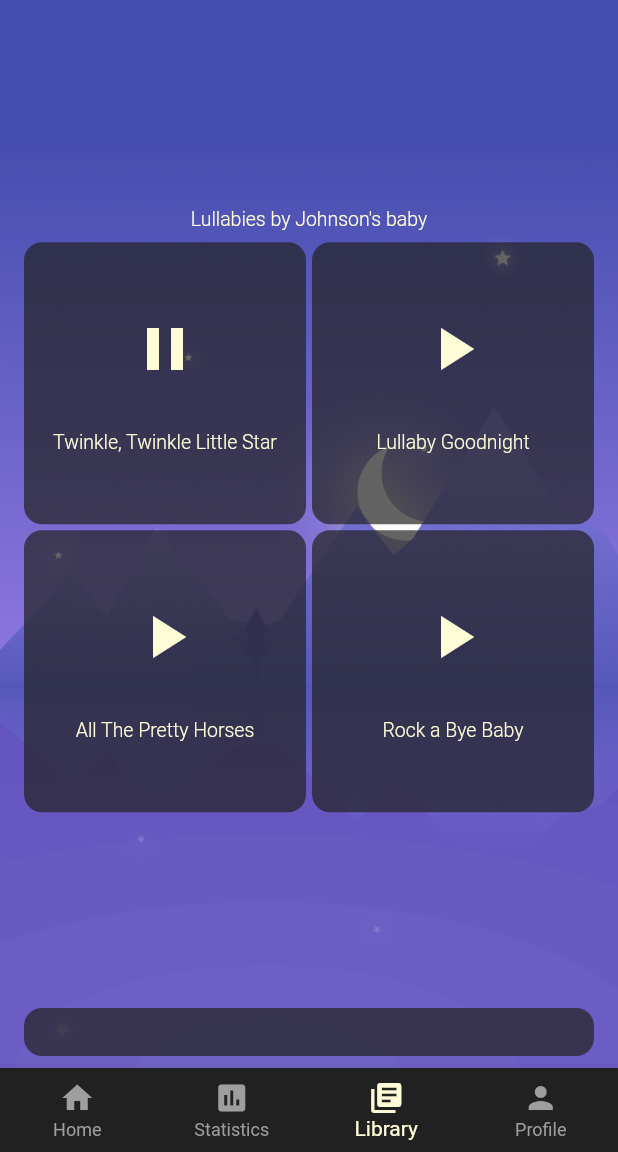
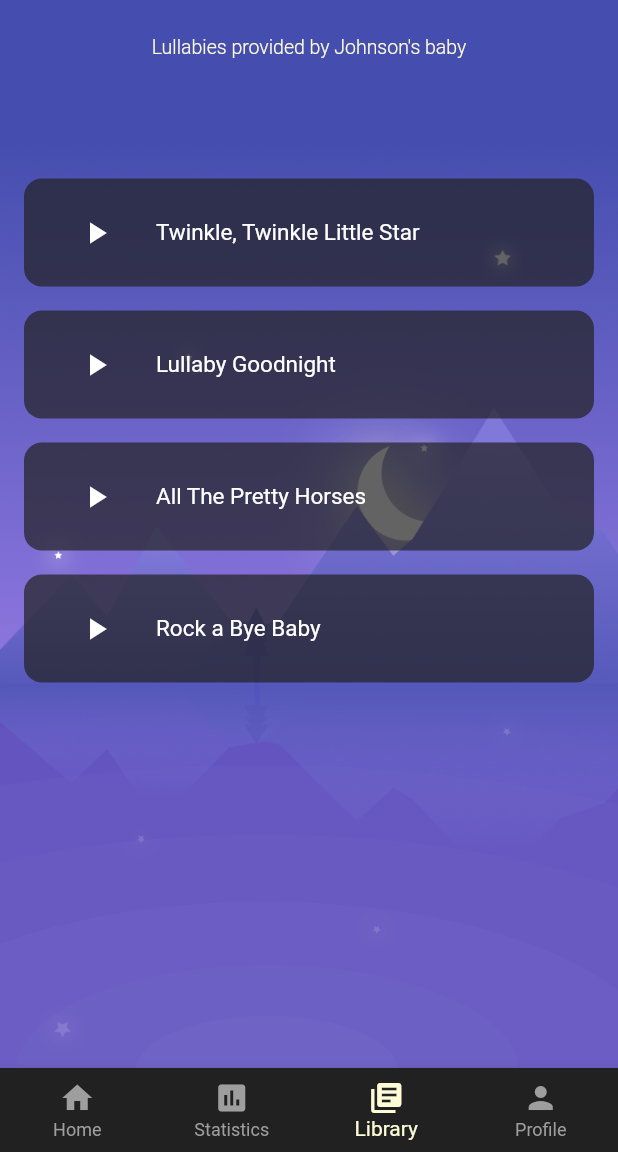
Before and after one commit to nonstappstudio/babymoon, a Flutter app: the HomePage screen opened directly, swiped to page 3, on a phone screen of 412 x 824 dp, the part 84-1236 px from its top. Run offline on Flutter 3.47's test engine with Material 2 defaults, Android fonts, the phone set to English and light mode, and no system bars; our stand-ins replace flutter_form_builder, flutter_local_notifications, flutter_xlider, numberpicker, permission_handler, sembast; missing offline and left inert: age, audioplayer, notification_permissions; accounts and stored records are empty.

Commit message:
Finished lullabies

```diff
--- a/lib/ui/pages/home/lullabies_tab.dart
+++ b/lib/ui/pages/home/lullabies_tab.dart
@@ -1,10 +1,9 @@
-import 'dart:async';
-
 import 'package:audioplayer/audioplayer.dart';
 import 'package:babymoon/ui/app_style.dart';
 import 'package:babymoon/ui/text_styles.dart';
 import 'package:babymoon/ui/widgets/card_layout.dart';
 import 'package:babymoon/utils/space.dart';
+import 'package:flutter/cupertino.dart';
 import 'package:flutter/material.dart';
 
 class LullabiesTab extends StatefulWidget {
@@ -17,10 +16,6 @@ class _LullabiesTabState extends State<LullabiesTab> {
 
   final audioPlayer = AudioPlayer();
 
-  bool get _isInitialized => audioPlayer.state == AudioPlayerState.PAUSED
-                          || audioPlayer.state == AudioPlayerState.PLAYING
-                          || audioPlayer.state == AudioPlayerState.COMPLETED;
-
   int _currentLullaby = 0;
 
   Map<String, String> get _lullabies => {
@@ -30,82 +25,43 @@ class _LullabiesTabState extends State<LullabiesTab> {
     'Rock a Bye Baby':'https://www.johnsonsbaby.co.za/sites/jbaby_menap/files/rockabyebaby.mp3'
   };
 
-  String _minutesSafeString(Duration duration) {
+  bool _isRepeat;
 
-    String twoDigits(int n) => n.toString().padLeft(2, "0");
-    String twoDigitsSeconds = twoDigits(duration.inSeconds.remainder(60));
-    return '${twoDigits(duration.inHours)}h ${twoDigitsSeconds}m';
+  Widget _leadingIcon(int index) {
+
+    final isPlay = _currentLullaby == index;
+
+      return IconButton(
+        onPressed: () {
+          if (isPlay) {
+            _currentLullaby = null;
+            _pause();
+          } else {
+            _currentLullaby = index;
+            _play();
+          }
+        },
+        icon: Icon(
+          isPlay ? Icons.pause : Icons.play_arrow,
+          color: Colors.white
+        )
+      );
   }
 
-  Duration _position;
+  Widget _trailingIcon(index) {
+    final bool isCurrent = _currentLullaby == index;
 
-  StreamSubscription _positionSubscription;
-
-  bool _isLoop;
-
-  bool _isLoopOne;
-
-
-  Widget get _playerController => CardLayout(
-    insidePadding: 16.0,
-    color: AppStyle.backgroundColor.withOpacity(0.7),
-    child: Row(
-      children: [
-        // IconButton(
-        //   onPressed: () {
-        //     audioPlayer.state == AudioPlayerState.PLAYING
-        //       ? _pause()
-        //       : _play();
-        //   },
-        //   icon: Builder(
-        //     builder: (c) {
-
-        //       IconData iconData;
-
-        //       if (audioPlayer.state == AudioPlayerState.PLAYING) {
-        //         iconData = Icons.pause;
-        //       } else if (audioPlayer.state == AudioPlayerState.PAUSED) {
-        //         iconData = Icons.play_arrow;
-        //       } else if (audioPlayer.state == AudioPlayerState.COMPLETED) {
-        //         iconData = Icons.play_arrow;
-        //       } else {
-        //         iconData = Icons.play_arrow;
-        //       }
-
-        //       return Icon(iconData, color: AppStyle.accentColor, size: 48);
-
-        //     },
-        //   )
-        // ),
-        if (_isInitialized) Flexible(
-          flex: 4,
-          child: Slider(
-            value: _position.inSeconds.toDouble(),
-            activeColor: AppStyle.accentColor,
-            inactiveColor: AppStyle.backgroundColor,
-            onChanged: (value) => _seekTo(value),
-            max: audioPlayer.duration.inSeconds.toDouble(),
-            min: 0,
-          ),
-        )
-      ],
+    if (isCurrent) {
+      return IconButton(
+        onPressed: () => setState(() => _isRepeat == !_isRepeat),
+        icon: Icon(
+          Icons.repeat,
+          color: _isRepeat ? AppStyle.accentColor : AppStyle.unselectedColor
         ),
       );
-
-  void _initializePositionSubscription() {
-    _positionSubscription = audioPlayer.onAudioPositionChanged.listen((p) {
-      setState(() {
-        _position = p;
-        if (p.inSeconds >= audioPlayer.duration.inSeconds) {
-          if (_isLoop ) {
-            _currentLullaby += 1;
-            _play();
-          } else if (_isLoop) {
-
+    } else {
+      return Container(width: 0);
     }
-        }
-      });
-    });
   }
 
   void _play() async {
@@ -118,99 +74,63 @@ class _LullabiesTabState extends State<LullabiesTab> {
     setState(() {});
   }
 
-  void _stop() async {
-    await audioPlayer.stop();
-    setState(() {});
-  }
-
-  void _seekTo(double value) {
-    audioPlayer.seek(value);
-  }
-
   @override
   void dispose() {
-    _positionSubscription.cancel();
     super.dispose();
   }
 
   @override
   void initState() {
-    _isLoop = false;
-    _isLoopOne = false;
-    _initializePositionSubscription();
-    _currentLullaby = 0;
+    _isRepeat = false;
+    _currentLullaby = null;
     super.initState();
   }
 
   @override
   Widget build(BuildContext context) {
-    //TODO: it's not safe to align everything on the bottom, think of fab player controller
-    return Column(
+    return SingleChildScrollView(
+      child: Column(
         mainAxisSize: MainAxisSize.max,
-      mainAxisAlignment: MainAxisAlignment.spaceBetween,
+        mainAxisAlignment: MainAxisAlignment.start,
         children: [
-        Space(8.0),
-        Padding(
-          padding: const EdgeInsets.symmetric(horizontal: 16.0, vertical: 8.0),
-          child: Column(
-            children: [
+          Space(16),
           Padding(
             padding: const EdgeInsets.all(8.0),
             child: Text(
-                  "Lullabies by Johnson's baby",
+              "Lullabies provided by Johnson's baby",
               style: TextStyles.main,
             ),
           ),
-              GridView.count(
+          Space(64),
+          Padding(
+            padding: const EdgeInsets.symmetric(horizontal: 16.0, vertical: 8.0),
+            child: ListView.separated(
+              physics: NeverScrollableScrollPhysics(),
               shrinkWrap: true,
-                physics: NeverScrollableScrollPhysics(),
-                crossAxisCount: 2,
-                crossAxisSpacing: 4.0,
-                mainAxisSpacing: 4.0,
-                children: _lullabies.keys.map((l) {
-                  final index = _lullabies.keys.toList().indexOf(l);
+              separatorBuilder: (_,__) => Divider(
+                height: 16,
+                color: Colors.transparent
+              ),
+              itemCount: _lullabies.keys.length,
+              itemBuilder: (context, index) {
 
-                  return InkWell(
-                    onTap: () {
-                      _currentLullaby != index
-                        ? audioPlayer.play(_lullabies[l])
-                        : audioPlayer.pause();
-
-                      setState(() => _currentLullaby = index);
-                    },
-                    child: CardLayout(
-                      insidePadding: 16,
+                return CardLayout(
+                  insidePadding: 8,
                   color: AppStyle.backgroundColor.withOpacity(0.7),
-                      child: Column(
-                        mainAxisAlignment: MainAxisAlignment.spaceEvenly,
-                        children: [
-                          Icon(
-                              _currentLullaby != index
-                                ? Icons.play_arrow
-                                : Icons.pause,
-                              color: AppStyle.accentColor,
-                              size: 48,
-
+                  child: ListTile(
+                    leading: _leadingIcon(index),
+                    title: Text(
+                      _lullabies.keys.toList()[index],
+                      style: TextStyles.mainWhite,
                     ),
-                          Text(
-                            l,
-                            style: TextStyles.main,
+                    //trailing: _trailingIcon(index)
+                  ),
+                );
+              }
+            ),
           ),
         ],
       ),
-                    ),
-                  );
-                }).toList(),
-              ),
-            ],
-          ),
-        ),
-
-        Padding(
-          padding: const EdgeInsets.symmetric(vertical: 8.0, horizontal: 16.0),
-          child: _playerController,
-        )
-      ],
     );
   }
 }
```
Lines whose indentation alone changed are shown as unchanged.
